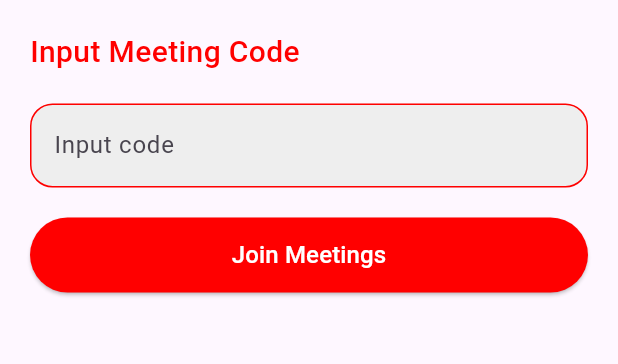
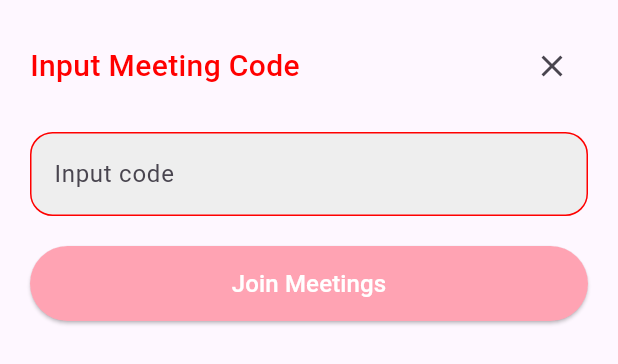
Before and after one commit to ramadhanialfarizi/videp_call_app, a Flutter app: the MeetingForm widget shown alone on an empty page, opened directly with empty values, on a phone screen of 412 x 824 dp. Shown: the top 364 px of the screen. Run offline on Flutter 3.47's test engine with Material 3 defaults, Android fonts, the phone set to English and light mode, and no system bars; our stand-ins replace firebase_auth, firebase_core, get, google_sign_in; missing offline and left inert: zego_uikit_prebuilt_call; accounts and stored records are empty; network calls fail.

Commit message:
update - login allert, join meeting popup bottom sheet

```diff
--- a/lib/core/utils/Constant.dart
+++ b/lib/core/utils/Constant.dart
@@ -12,8 +12,4 @@ class Constant {
 
     return screenFullHeight;
   }
-
-  // static double textScalling(context) {
-  //   double textScale = MediaQuery.of(context).textScaler.
-  // }
 }
--- a/lib/core/utils/VColors.dart
+++ b/lib/core/utils/VColors.dart
@@ -1,5 +1,6 @@
 import 'package:flutter/cupertino.dart';
 
 class VColors {
-  static const redColors = Color(0xffff0000);
+  static const Color redColors = Color(0xffff0000);
+  static const Color redColorsDisable = Color(0xffffa3b3);
 }
--- /dev/null
+++ b/lib/features/home/controller/subController/MeetingsFormWidgetController.dart
@@ -0,0 +1,37 @@
+import 'package:flutter/material.dart';
+import 'package:get/get.dart';
+
+class MeetingFormWidgetController extends GetxController {
+  TextEditingController inputCodeController = TextEditingController();
+
+  RxBool showErrorMessage = false.obs;
+  RxBool isDisableButton = true.obs;
+
+  final Function(String value) getInputCode;
+
+  MeetingFormWidgetController({
+    required this.getInputCode,
+  });
+
+  @override
+  void onClose() {
+    inputCodeController.dispose();
+
+    Get.delete<MeetingFormWidgetController>();
+    super.onClose();
+  }
+
+  onTyping() {
+    if (inputCodeController.text.isEmpty) {
+      showErrorMessage.value = true;
+      isDisableButton.value = true;
+    } else {
+      showErrorMessage.value = false;
+      isDisableButton.value = false;
+    }
+  }
+
+  onPressed() {
+    getInputCode(inputCodeController.text);
+  }
+}
--- a/lib/features/home/view/widget/subWidget/MeetingsFormWidget.dart
+++ b/lib/features/home/view/widget/subWidget/MeetingsFormWidget.dart
@@ -1,29 +1,34 @@
 import 'package:flutter/material.dart';
+import 'package:get/get.dart';
+import 'package:video_call_app/core/utils/Constant.dart';
 import 'package:video_call_app/core/utils/VColors.dart';
+import 'package:video_call_app/features/home/controller/subController/MeetingsFormWidgetController.dart';
 
 class MeetingForm extends StatelessWidget {
-  final VoidCallback onPressed;
-  final Function(String value)? onTyping;
-  final bool? showErrorMessage;
-  final TextEditingController textEditingController;
+  final Function(String value) getInputCode;
   const MeetingForm({
     super.key,
-    required this.onPressed,
-    required this.textEditingController,
-    this.showErrorMessage = false,
-    this.onTyping,
+    required this.getInputCode,
   });
 
   @override
   Widget build(BuildContext context) {
+    var _controller = Get.put(MeetingFormWidgetController(
+      getInputCode: (value) {
+        getInputCode(value);
+      },
+    ));
     return Container(
       width: double.infinity,
-      height: 250,
+      height: Constant.getFullHeight(context) * 0.3,
       padding: const EdgeInsets.all(20),
       child: Column(
         crossAxisAlignment: CrossAxisAlignment.start,
         children: [
-          const Text(
+          Row(
+            children: [
+              const Expanded(
+                child: Text(
                   'Input Meeting Code',
                   style: TextStyle(
                     fontSize: 20,
@@ -31,12 +36,23 @@ class MeetingForm extends StatelessWidget {
                     color: VColors.redColors,
                   ),
                 ),
+              ),
+              IconButton(
+                onPressed: () {
+                  Get.close(1);
+                },
+                icon: const Icon(
+                  Icons.close,
+                ),
+              )
+            ],
+          ),
           const SizedBox(
             height: 20,
           ),
           TextFormField(
-            controller: textEditingController,
-            onChanged: onTyping ?? (value) {},
+            controller: _controller.inputCodeController,
+            onChanged: (value) => _controller.onTyping(),
             decoration: InputDecoration(
               hintText: 'Input code',
               filled: true,
@@ -61,12 +77,14 @@ class MeetingForm extends StatelessWidget {
               ),
             ),
           ),
-          Visibility(
-            visible: showErrorMessage ?? false,
+          Obx(
+            () => Visibility(
+              visible: _controller.showErrorMessage.value,
               child: const Text(
                 "Please input meeting code",
                 style: TextStyle(
                   color: VColors.redColors,
+                ),
               ),
             ),
           ),
@@ -76,11 +94,18 @@ class MeetingForm extends StatelessWidget {
           SizedBox(
               height: 50,
               width: double.infinity,
-            child: ElevatedButton(
-              onPressed: onPressed,
+              child: Obx(
+                () => ElevatedButton(
+                  onPressed: _controller.isDisableButton.value
+                      ? () {}
+                      : () {
+                          _controller.onPressed();
+                        },
                   style: ButtonStyle(
                     backgroundColor: MaterialStateProperty.all<Color>(
-                  VColors.redColors,
+                      _controller.isDisableButton.value
+                          ? VColors.redColorsDisable
+                          : VColors.redColors,
                     ),
                   ),
                   child: const Text(
@@ -91,7 +116,7 @@ class MeetingForm extends StatelessWidget {
                     ),
                   ),
                 ),
-          ),
+              )),
         ],
       ),
     );
```
Also changed, not shown: lib/core/global_widget/PopupDialog/WarningDialog.dart (+11 -5 lines), lib/core/helpers/LogUtility.dart (added, +9 -0 lines), lib/features/home/controller/MeetWidgetController.dart (+24 -34 lines), lib/features/home/view/widget/sidebar.dart (+44 -2 lines), lib/features/onboarding/Login/controller/loginSreenController.dart (+5 -7 lines). Lines whose indentation alone changed are shown as unchanged.
